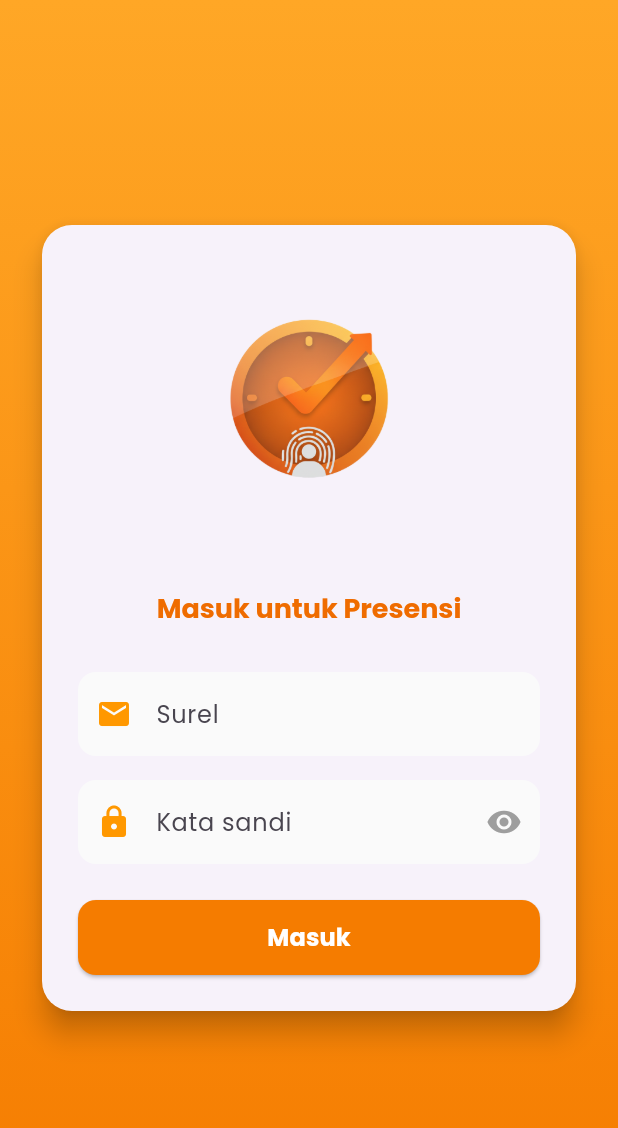
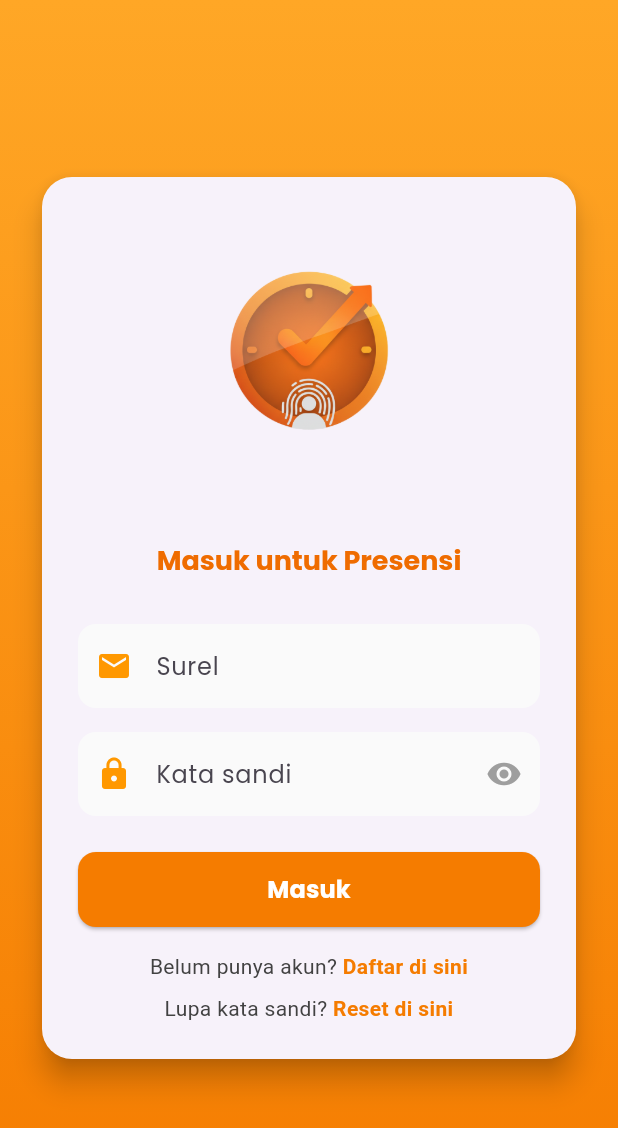
Before and after one commit to gerrybagaskoro/absensi_ppkdjp_b3, a Flutter app: the LoginPresensi screen opened by its route, on a phone screen of 412 x 824 dp. Shown: the top 1128 px of the screen. Run offline on Flutter 3.47's test engine with Material 3 defaults, Android fonts, the phone set to English and light mode, and no system bars; our stand-ins replace geocoding, geolocator, google_fonts, google_maps_flutter, image_picker, introduction_screen and 1 more; accounts and stored records are empty.

Commit message:
integrated_maps

```diff
--- /dev/null
+++ b/lib/model/auth/get_profile_model.dart
@@ -0,0 +1,170 @@
+// To parse this JSON data, do
+//
+//     final getProfile = getProfileFromJson(jsonString);
+
+import 'dart:convert';
+
+GetProfile getProfileFromJson(String str) =>
+    GetProfile.fromJson(json.decode(str));
+
+String getProfileToJson(GetProfile data) => json.encode(data.toJson());
+
+class GetProfile {
+  String? message;
+  Data? data;
+
+  GetProfile({this.message, this.data});
+
+  factory GetProfile.fromJson(Map<String, dynamic> json) => GetProfile(
+    message: json["message"],
+    data: json["data"] == null ? null : Data.fromJson(json["data"]),
+  );
+
+  Map<String, dynamic> toJson() => {"message": message, "data": data?.toJson()};
+}
+
+class Data {
+  int? id;
+  String? name;
+  String? email;
+  String? batchKe;
+  String? trainingTitle;
+  Batch? batch;
+  Training? training;
+  String? jenisKelamin;
+  String? profilePhoto;
+  String? profilePhotoUrl;
+
+  Data({
+    this.id,
+    this.name,
+    this.email,
+    this.batchKe,
+    this.trainingTitle,
+    this.batch,
+    this.training,
+    this.jenisKelamin,
+    this.profilePhoto,
+    this.profilePhotoUrl,
+  });
+
+  factory Data.fromJson(Map<String, dynamic> json) => Data(
+    id: json["id"],
+    name: json["name"],
+    email: json["email"],
+    batchKe: json["batch_ke"],
+    trainingTitle: json["training_title"],
+    batch: json["batch"] == null ? null : Batch.fromJson(json["batch"]),
+    training: json["training"] == null
+        ? null
+        : Training.fromJson(json["training"]),
+    jenisKelamin: json["jenis_kelamin"],
+    profilePhoto: json["profile_photo"],
+    profilePhotoUrl: json["profile_photo_url"],
+  );
+
+  Map<String, dynamic> toJson() => {
+    "id": id,
+    "name": name,
+    "email": email,
+    "batch_ke": batchKe,
+    "training_title": trainingTitle,
+    "batch": batch?.toJson(),
+    "training": training?.toJson(),
+    "jenis_kelamin": jenisKelamin,
+    "profile_photo": profilePhoto,
+    "profile_photo_url": profilePhotoUrl,
+  };
+}
+
+class Batch {
+  int? id;
+  String? batchKe;
+  DateTime? startDate;
+  DateTime? endDate;
+  DateTime? createdAt;
+  DateTime? updatedAt;
+
+  Batch({
+    this.id,
+    this.batchKe,
+    this.startDate,
+    this.endDate,
+    this.createdAt,
+    this.updatedAt,
+  });
+
+  factory Batch.fromJson(Map<String, dynamic> json) => Batch(
+    id: json["id"],
+    batchKe: json["batch_ke"],
+    startDate: json["start_date"] == null
+        ? null
+        : DateTime.parse(json["start_date"]),
+    endDate: json["end_date"] == null ? null : DateTime.parse(json["end_date"]),
+    createdAt: json["created_at"] == null
+        ? null
+        : DateTime.parse(json["created_at"]),
+    updatedAt: json["updated_at"] == null
+        ? null
+        : DateTime.parse(json["updated_at"]),
+  );
+
+  Map<String, dynamic> toJson() => {
+    "id": id,
+    "batch_ke": batchKe,
+    "start_date":
+        "${startDate!.year.toString().padLeft(4, '0')}-${startDate!.month.toString().padLeft(2, '0')}-${startDate!.day.toString().padLeft(2, '0')}",
+    "end_date":
+        "${endDate!.year.toString().padLeft(4, '0')}-${endDate!.month.toString().padLeft(2, '0')}-${endDate!.day.toString().padLeft(2, '0')}",
+    "created_at": createdAt?.toIso8601String(),
+    "updated_at": updatedAt?.toIso8601String(),
+  };
+}
+
+class Training {
+  int? id;
+  String? title;
+  dynamic description;
+  dynamic participantCount;
+  dynamic standard;
+  dynamic duration;
+  DateTime? createdAt;
+  DateTime? updatedAt;
+
+  Training({
+    this.id,
+    this.title,
+    this.description,
+    this.participantCount,
+    this.standard,
+    this.duration,
+    this.createdAt,
+    this.updatedAt,
+  });
+
+  factory Training.fromJson(Map<String, dynamic> json) => Training(
+    id: json["id"],
+    title: json["title"],
+    description: json["description"],
+    participantCount: json["participant_count"],
+    standard: json["standard"],
+    duration: json["duration"],
+    createdAt: json["created_at"] == null
+        ? null
+        : DateTime.parse(json["created_at"]),
+    updatedAt: json["updated_at"] == null
+        ? null
+        : DateTime.parse(json["updated_at"]),
+  );
+
+  Map<String, dynamic> toJson() => {
+    "id": id,
+    "title": title,
+    "description": description,
+    "participant_count": participantCount,
+    "standard": standard,
+    "duration": duration,
+    "created_at": createdAt?.toIso8601String(),
+    "updated_at": updatedAt?.toIso8601String(),
+  };
+}
--- a/lib/views/auth/login_presensi.dart
+++ b/lib/views/auth/login_presensi.dart
@@ -7,6 +7,7 @@ import 'package:absensi_ppkdjp_b3/extension/navigation.dart';
 import 'package:absensi_ppkdjp_b3/model/auth/user_model.dart';
 import 'package:absensi_ppkdjp_b3/preference/shared_preference.dart';
 import 'package:absensi_ppkdjp_b3/utils/app_logo.dart';
+import 'package:flutter/gestures.dart';
 import 'package:flutter/material.dart';
 import 'package:http/http.dart' as http;
 
@@ -222,6 +223,64 @@ class _LoginPresensiState extends State<LoginPresensi> {
                                 ),
                               ),
                       ),
+                      const SizedBox(height: 16),
+
+                      // Link daftar (Text.rich)
+                      Text.rich(
+                        TextSpan(
+                          text: 'Belum punya akun? ',
+                          style: TextStyle(
+                            color: Colors.grey[800],
+                            fontWeight: FontWeight.w400,
+                          ),
+                          children: [
+                            TextSpan(
+                              text: 'Daftar di sini',
+                              style: TextStyle(
+                                color: Colors.orange[700],
+                                fontWeight: FontWeight.bold,
+                              ),
+                              recognizer: TapGestureRecognizer()
+                                ..onTap = () {
+                                  context.pushNamed('/register');
+                                },
+                            ),
+                          ],
+                        ),
+                        textAlign: TextAlign.center,
+                      ),
+                      const SizedBox(height: 8),
+
+                      // Link lupa password (Text.rich)
+                      Text.rich(
+                        TextSpan(
+                          text: 'Lupa kata sandi? ',
+                          style: TextStyle(
+                            color: Colors.grey[800],
+                            fontWeight: FontWeight.w400,
+                          ),
+                          children: [
+                            TextSpan(
+                              text: 'Reset di sini',
+                              style: TextStyle(
+                                color: Colors.orange[700],
+                                fontWeight: FontWeight.bold,
+                              ),
+                              recognizer: TapGestureRecognizer()
+                                ..onTap = () {
+                                  ScaffoldMessenger.of(context).showSnackBar(
+                                    const SnackBar(
+                                      content: Text(
+                                        'Fitur lupa password akan diimplementasi',
+                                      ),
+                                    ),
+                                  );
+                                },
+                            ),
+                          ],
+                        ),
+                        textAlign: TextAlign.center,
+                      ),
                     ],
                   ),
                 ),
--- a/pubspec.yaml
+++ b/pubspec.yaml
@@ -35,6 +35,8 @@ dependencies:
   flutter_localization: ^0.3.3
   flutter_localizations:
     sdk: flutter
+  geocoding: ^4.0.0
+  geolocator: ^14.0.2
   google_fonts: ^6.3.1
   google_maps_flutter: ^2.13.1
   http: ^1.5.0
```
Also changed, not shown: lib/widgets/absensi/location_card.dart (+82 -4 lines), lib/model/auth/login_model.dart (deleted), lib/model/auth/register_model.dart (deleted), pubspec.lock, 4 other files.
